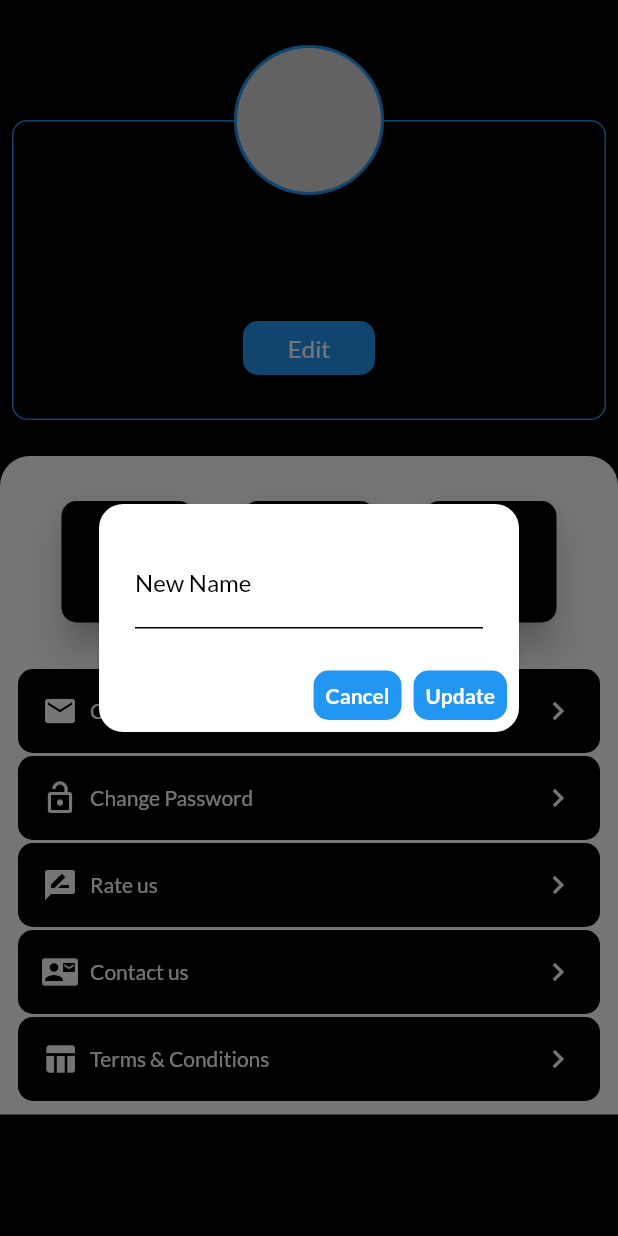
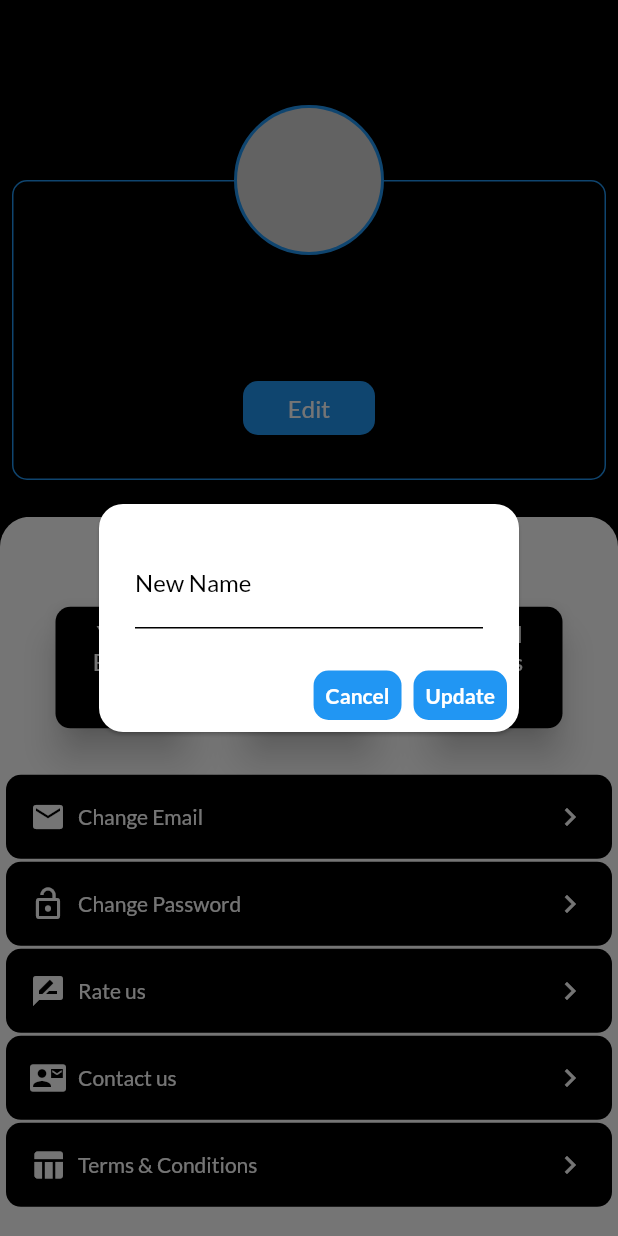
Before and after one commit to Avi-Patel/Blog_App_in_progress, a Flutter app: the UserProfile screen opened directly, after a tap on "Edit", on a phone screen of 412 x 824 dp. Run offline on Flutter 3.47's test engine with Material 2 defaults, Android fonts, the phone set to English and light mode, and no system bars; drawn by our look-alikes of cached_network_image; our stand-ins replace cloud_firestore, dropdown_formfield, email_validator, firebase_auth, firebase_core, firebase_storage and 6 more; missing offline and left inert: html_editor; accounts and stored records are empty; network calls fail.

Commit message:
bottom sheet added in profile

```diff
--- a/lib/Blog/Blog_templete.dart
+++ b/lib/Blog/Blog_templete.dart
@@ -45,7 +45,7 @@ class _BlogTileState extends State<BlogTile> {
       'userId': _user.uid.toString(),
       'title': _blog.getTitle(),
       'description': _blog.getDescription(),
-      'minsRead': _blog.getMinsRead().length~/100+1,
+      'minsRead': _blog.getMinsRead().length~/500+1,
       'photosUrl': [],
       '#ratings':0,
       'star': 0.0,
@@ -369,7 +369,7 @@ class _BlogTileState extends State<BlogTile> {
   @override
   Widget build(BuildContext context) {
     return Scaffold(
-      backgroundColor: Colors.white30,
+      backgroundColor: Colors.black,
       appBar: AppBar(
         centerTitle: true,
         title: Row(
--- a/lib/Profile/user_profile.dart
+++ b/lib/Profile/user_profile.dart
@@ -489,13 +489,9 @@ class _UserProfileState extends State<UserProfile> {
       body: isLoading==true?
       _helper.spinkit
       :
-      SingleChildScrollView(
-        child: Container(
-          margin: EdgeInsets.only(top:30.0),
-          child: Column(
-            crossAxisAlignment: CrossAxisAlignment.center,
-            mainAxisSize: MainAxisSize.min,
-            children: [
+      Container(
+        margin: EdgeInsets.only(top:70.0),
+        child:
         Stack(
           alignment: Alignment.topCenter,
           children: <Widget>[
@@ -606,25 +602,32 @@ class _UserProfileState extends State<UserProfile> {
                     }
                   });
               },
-                  )
-                ],
             ),
-
-              SizedBox(height: 16.0,),
-              //below image,name and email
-              Container(
-                width: MediaQuery.of(context).size.width,
-                padding: EdgeInsets.fromLTRB(8.0,30.0,8.0,8.0),
+            DraggableScrollableSheet(
+              initialChildSize: (1.0-300/MediaQuery.of(context).size.height),
+              maxChildSize: 0.7,
+              minChildSize: 0.3,
+              builder: (BuildContext context, myscrollController) {
+                return SingleChildScrollView(
+                  controller: myscrollController,
+                  child: Container(
+                    padding: EdgeInsets.only(top: 10.0,bottom: 30.0),
                     decoration: BoxDecoration(
+                      color: Colors.white,
                       borderRadius: BorderRadius.only(
-                    topLeft: Radius.circular(20.0),
-                    topRight: Radius.circular(20.0),
+                        topLeft:Radius.circular(20.0),
+                        topRight:Radius.circular(20.0),
                       ),
-                  color: Colors.white
                     ),
                     child: Column(
-                  // mainAxisSize: MainAxisSize.min,
+                    mainAxisSize: MainAxisSize.min,
                       children: [
+                        Icon(
+                          Icons.expand_less,
+                          size: 30.0,
+                          color: Colors.black,
+                        ),
+                        SizedBox(height:20.0),
                         Row(
                           mainAxisAlignment: MainAxisAlignment.spaceEvenly,
                           children: [
@@ -643,10 +646,46 @@ class _UserProfileState extends State<UserProfile> {
                         _createRowWithOptions(Icons.table_chart,"Terms & Conditions",Icons.chevron_right),
                       ],
                     ),
-              )
+                  ),
+                );
+              },
+            ),
           ],
         ),
-        ),
+            // SizedBox(height: 16.0,),
+            //below image,name and email
+            // Container(
+            //   width: MediaQuery.of(context).size.width,
+            //   padding: EdgeInsets.fromLTRB(8.0,30.0,8.0,8.0),
+            //   decoration: BoxDecoration(
+            //     borderRadius: BorderRadius.only(
+            //       topLeft: Radius.circular(20.0),
+            //       topRight: Radius.circular(20.0),
+            //     ),
+            //     color: Colors.white
+            //   ),
+            //   child: Column(
+            //     // mainAxisSize: MainAxisSize.min,
+            //     children: [
+            //       Row(
+            //         mainAxisAlignment: MainAxisAlignment.spaceEvenly,
+            //         children: [
+            //           _yourBlogs(),
+            //           _savedBlogs(),
+            //           _totalLikes(),
+            //         ],
+            //       ),
+            //       SizedBox(
+            //         height:30.0,
+            //       ),
+            //       _createRowWithOptions(Icons.email,"Change Email",Icons.chevron_right),
+            //       _createRowWithOptions(Icons.lock_open,"Change Password",Icons.chevron_right),
+            //       _createRowWithOptions(Icons.rate_review,"Rate us",Icons.chevron_right),
+            //       _createRowWithOptions(Icons.contact_mail,"Contact us",Icons.chevron_right),
+            //       _createRowWithOptions(Icons.table_chart,"Terms & Conditions",Icons.chevron_right),
+            //     ],
+            //   ),
+            // )
       ),
     );
   }
```
Lines whose indentation alone changed are shown as unchanged.
